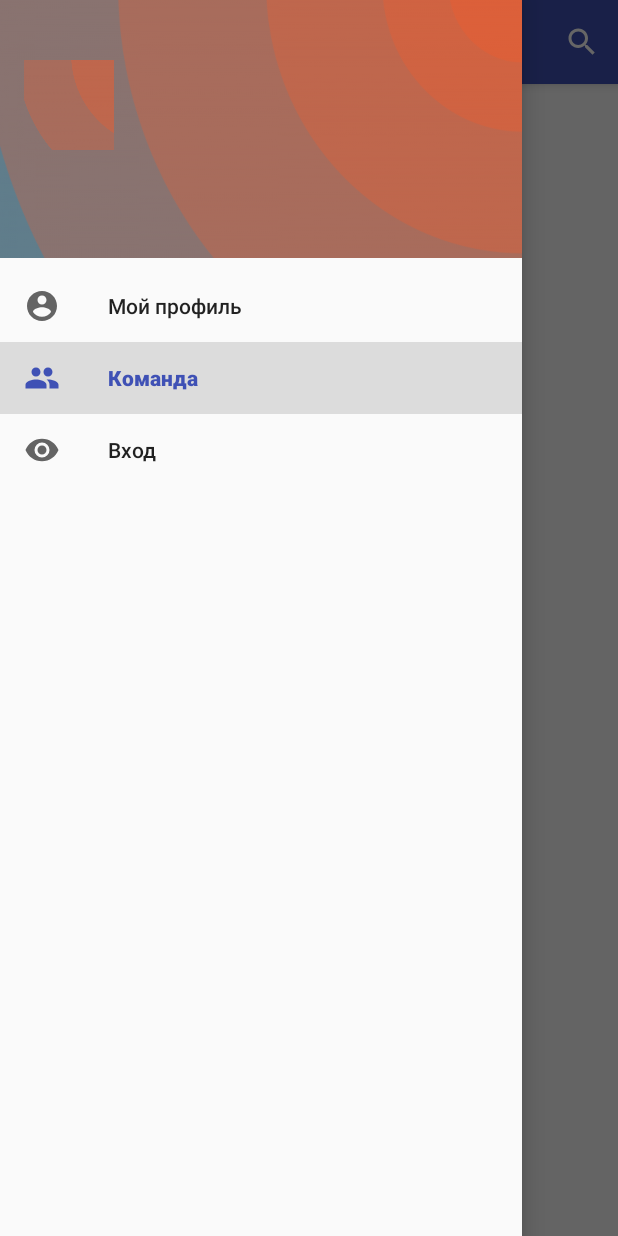
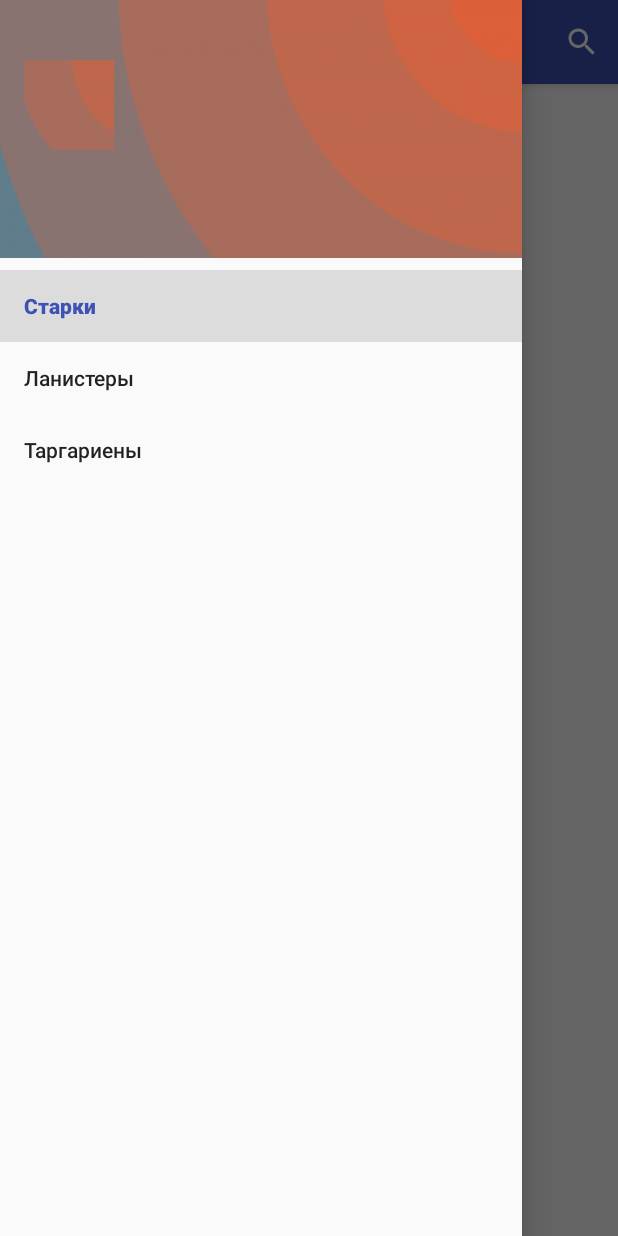
Before and after one commit to bugtsa/IceAndFire, an Android app: the screen it shows after launch (HouseListActivity), with the side drawer open, on a phone screen of 412 x 824 dp. Run offline under Robolectric (Android 15) with nearby library versions, the phone set to English and light mode, and no system bars; our stand-ins replace ButterKnife, EventBus, Picasso; libraries missing offline, so code that uses them is left out: com.facebook.stetho, com.jakewharton.picasso, com.redmadrobot.chronos, org.greenrobot.greendao; pictures from the network do not load; 11 statements that could not run were skipped.

Commit message:
idea ignore

```diff
--- a/app/src/main/java/com/bugtsa/iceandfire/ui/activities/HouseListActivity.java
+++ b/app/src/main/java/com/bugtsa/iceandfire/ui/activities/HouseListActivity.java
@@ -245,7 +245,7 @@ public class HouseListActivity extends BaseActivity {
 
         insertDrawerAvatar(mDataManager.getPreferencesManager().loadUserAvatar());
 
-        mNavigationView.setCheckedItem(R.id.team_menu);
+        mNavigationView.setCheckedItem(R.id.stark_menu);
         mNavigationView.setNavigationItemSelectedListener(new NavigationView.OnNavigationItemSelectedListener() {
             @Override
             public boolean onNavigationItemSelected(MenuItem item) {
@@ -253,10 +253,13 @@ public class HouseListActivity extends BaseActivity {
                 mNavigationDrawer.closeDrawer(GravityCompat.START);
 
                 switch (item.getItemId()) {
-                    case R.id.user_profile_menu:
-                        showSplash();
+                    case R.id.stark_menu:
+
                         break;
-                    case R.id.team_menu:
+                    case R.id.targarien_menu:
+
+                        break;
+                    case R.id.lanister_menu:
 
                         break;
                 }
--- a/app/src/main/res/menu/drawer_menu.xml
+++ b/app/src/main/res/menu/drawer_menu.xml
@@ -2,21 +2,18 @@
 <menu xmlns:android="http://schemas.android.com/apk/res/android">
     <group android:checkableBehavior="single">
         <item
-            android:id="@+id/user_profile_menu"
+            android:id="@+id/stark_menu"
             android:checkable="true"
-            android:icon="@drawable/ic_account_circle_black_24dp"
-            android:title="@string/menu_user_profile"></item>
+            android:title="@string/menu_stark"></item>
         <item
-            android:id="@+id/team_menu"
+            android:id="@+id/lanister_menu"
             android:checkable="true"
-            android:icon="@drawable/ic_people_black_24dp"
-            android:title="@string/menu_team"></item>
+            android:title="@string/menu_lanister"></item>
 
         <item
-            android:id="@+id/auth_menu"
+            android:id="@+id/targarien_menu"
             android:checkable="true"
-            android:icon="@drawable/eye_black"
-            android:title="@string/menu_sign_in"></item>
+            android:title="@string/menu_targarien"></item>
 
     </group>
 </menu>
--- a/app/src/main/res/values/strings.xml
+++ b/app/src/main/res/values/strings.xml
@@ -23,9 +23,9 @@
     <string name="rating">Рейтинг</string>
     <string name="lines_code">Написано строк кода</string>
     <string name="projects">Проектов</string>
-    <string name="menu_team">Команда</string>
-    <string name="menu_sign_in">Вход</string>
-    <string name="menu_user_profile">Мой профиль</string>
+    <string name="menu_lanister">Ланистеры</string>
+    <string name="menu_targarien">Таргариены</string>
+    <string name="menu_stark">Старки</string>
     <string name="appbar_scrolling_view_behavior">android.support.design.widget.AppBarLayout$ScrollingViewBehavior</string>
 
     <string name="user_profile_placeholder_image_title">Изменить фотографию профиля</string>
```
Also changed, not shown: 1 other file.
